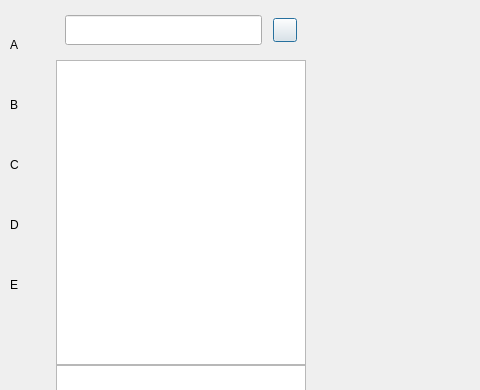
Before: the Qt Designer form client/chatdialog.ui in KKKK1723/chat-project, drawn with Qt 5; both pictures show x 0 to 480 and y 0 to 390 of the 1028 by 976 pixel window.
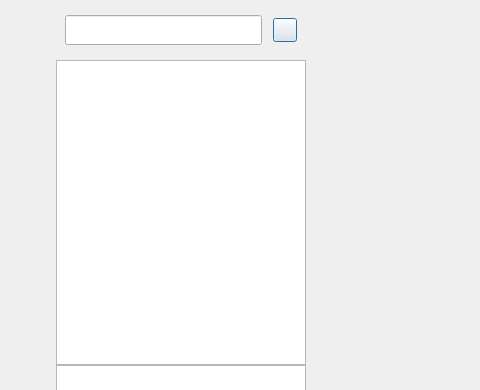
After: the same form once the commit is applied. Custom widgets are drawn as their Qt base class.

Diff of the .ui file:
```diff
--- a/client/chatdialog.ui
+++ b/client/chatdialog.ui
@@ -90,23 +90,23 @@
           <widget class="QLabel" name="label">
            <property name="minimumSize">
             <size>
-             <width>30</width>
-             <height>30</height>
+             <width>40</width>
+             <height>40</height>
             </size>
            </property>
            <property name="maximumSize">
             <size>
-             <width>30</width>
-             <height>30</height>
+             <width>40</width>
+             <height>40</height>
             </size>
            </property>
            <property name="text">
-            <string>A</string>
+            <string/>
            </property>
           </widget>
          </item>
          <item>
-          <widget class="QLabel" name="label_2">
+          <widget class="StateWidget" name="side_chat_lb" native="true">
            <property name="minimumSize">
             <size>
              <width>30</width>
@@ -119,13 +119,10 @@
              <height>30</height>
             </size>
            </property>
-           <property name="text">
-            <string>B</string>
-           </property>
           </widget>
          </item>
          <item>
-          <widget class="QLabel" name="label_3">
+          <widget class="StateWidget" name="side_contact_lb" native="true">
            <property name="minimumSize">
             <size>
              <width>30</width>
@@ -137,47 +134,6 @@
              <width>30</width>
              <height>30</height>
             </size>
-           </property>
-           <property name="text">
-            <string>C</string>
-           </property>
-          </widget>
-         </item>
-         <item>
-          <widget class="QLabel" name="label_4">
-           <property name="minimumSize">
-            <size>
-             <width>30</width>
-             <height>30</height>
-            </size>
-           </property>
-           <property name="maximumSize">
-            <size>
-             <width>30</width>
-             <height>30</height>
-            </size>
-           </property>
-           <property name="text">
-            <string>D</string>
-           </property>
-          </widget>
-         </item>
-         <item>
-          <widget class="QLabel" name="label_5">
-           <property name="minimumSize">
-            <size>
-             <width>30</width>
-             <height>30</height>
-            </size>
-           </property>
-           <property name="maximumSize">
-            <size>
-             <width>30</width>
-             <height>30</height>
-            </size>
-           </property>
-           <property name="text">
-            <string>E</string>
            </property>
           </widget>
          </item>
@@ -350,6 +306,17 @@
    <header location="global">chatpage.h</header>
    <container>1</container>
   </customwidget>
+  <customwidget>
+   <class>StateWidget</class>
+   <extends>QWidget</extends>
+   <header location="global">statewidget.h</header>
+   <container>1</container>
+  </customwidget>
+  <customwidget>
+   <class>SearchList</class>
+   <extends>QListWidget</extends>
+   <header location="global">searchlist.h</header>
+  </customwidget>
  </customwidgets>
  <resources/>
  <connections/>
```
Left out of the diff: 4 changed lines with no effect on the pictures.
